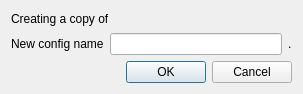
This is Forms/NewConfigDialog.ui in Youda008/DoomRunner as Qt 5 draws it before an edit. The edited form follows.
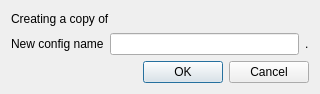
This is the edited form.

What changed in the file:
```diff
--- a/Forms/NewConfigDialog.ui
+++ b/Forms/NewConfigDialog.ui
@@ -6,7 +6,7 @@
    <rect>
     <x>0</x>
     <y>0</y>
-    <width>303</width>
+    <width>320</width>
     <height>94</height>
    </rect>
   </property>
```
Left out of the diff: 4 changed lines with no effect on the pictures.
